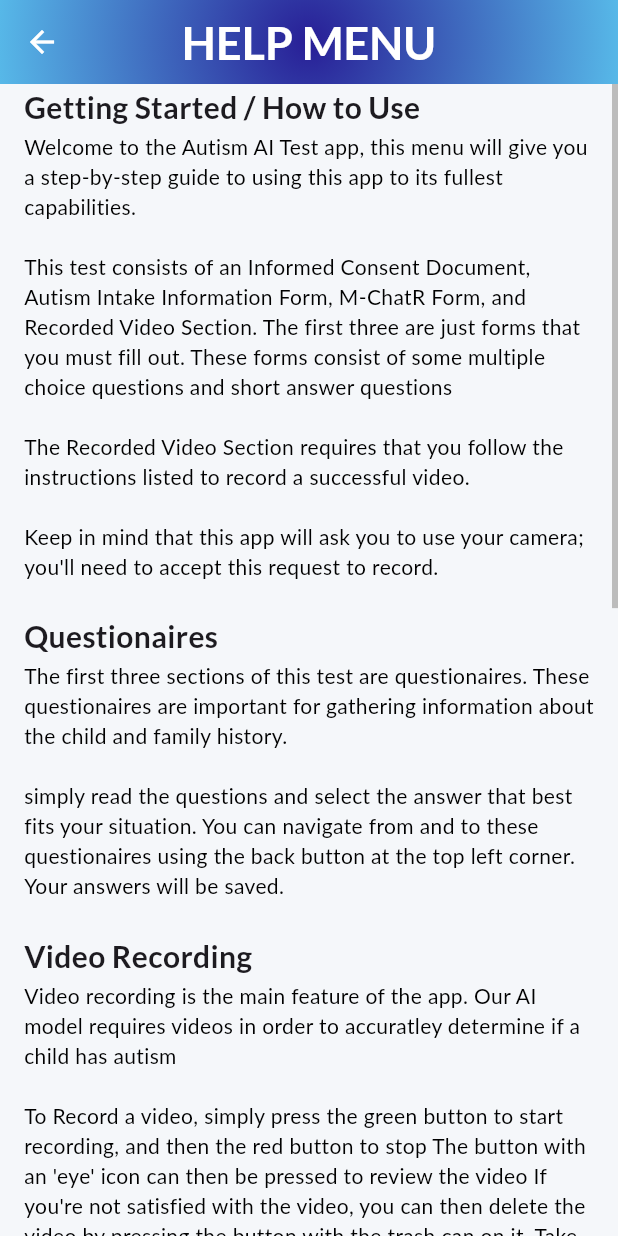
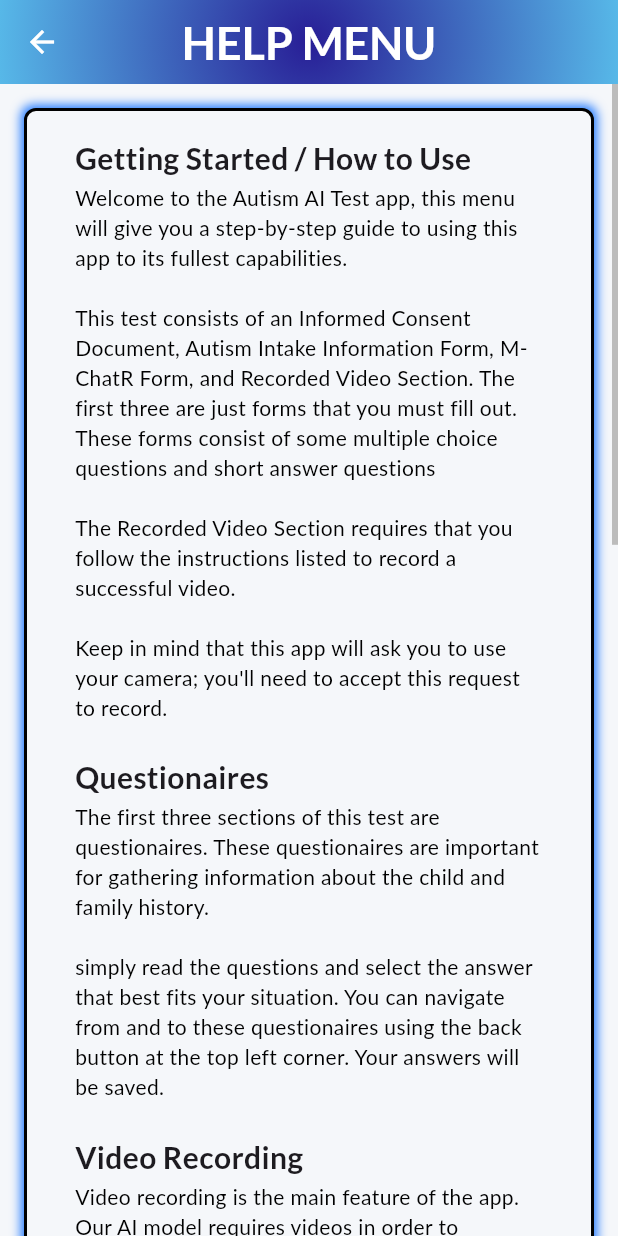
Before and after one commit to kevin200555/autism_ai_test, a Flutter app: the screen it shows after launch, after a tap on the "help outline" icon, on a phone screen of 412 x 824 dp. Run offline on Flutter 3.47's test engine with Material 3 defaults, Android fonts, the phone set to English and light mode, and no system bars; drawn by our look-alikes of auto_size_text; our stand-ins replace camera, connectivity_plus, firebase_core, firebase_storage, google_fonts, hive and 2 more; missing offline and left inert: pdfx; accounts and stored records are empty.

Commit message:
Added more stylin

```diff
--- a/lib/screens/other/help_screen.dart
+++ b/lib/screens/other/help_screen.dart
@@ -29,6 +29,22 @@ class HelpScreen extends StatelessWidget {
       body: Scrollbar(
         thumbVisibility: true,
         child: SingleChildScrollView(
+          padding: const EdgeInsets.only(left: 16, right: 16, top: 16, bottom: 40),
+          child: Container(
+            padding: const EdgeInsets.all(16.0),
+            decoration: BoxDecoration(
+              color: ColorTheme.background,
+              border: Border.all(color: ColorTheme.textColor, width: 2),
+              borderRadius: BorderRadius.circular(8),
+              boxShadow: [
+                BoxShadow(
+                  color: ColorTheme.accentShadow,
+                  spreadRadius: 2,
+                  blurRadius: 5,
+                  offset: const Offset(0, 0),
+                ),
+              ],
+            ),
             child: Column(
               children: [
                 // Getting started section
@@ -100,13 +116,14 @@ class HelpScreen extends StatelessWidget {
                 BodyText(
                   'For questions about the app, contact Kevin Li:\n'
                   'kevinli200555@gmail.com\n\n'
-                'For more information about this project and the AI model, contact Dr Shuo Wang: 314-362-7338\n\n\n',
+                  'For more information about this project and the AI model, contact Dr Shuo Wang: 314-362-7338',
                   color: ColorTheme.textColor,
                 ),
               ],
             ),
           ),
         ),
+      ),
     );
   }
 } // EOF help_screen.dart
--- a/lib/widgets/home_screen_widgets.dart/form_tile.dart
+++ b/lib/widgets/home_screen_widgets.dart/form_tile.dart
@@ -49,9 +49,7 @@ class _FormTileState extends State<FormTile> {
                 textStyle: TextStyle(fontSize: 16, fontWeight: FontWeight.w700),
               ),
             ),
-            collapsedTextColor: (widget.isCompleted)
-                ? ColorTheme.background
-                : ColorTheme.background,
+            collapsedTextColor: ColorTheme.background,
             textColor: (widget.isCompleted)
                 ? ColorTheme.background
                 : ColorTheme.textColor,
@@ -61,7 +59,7 @@ class _FormTileState extends State<FormTile> {
             backgroundColor: (widget.isCompleted)
                 ? ColorTheme.green
                 : ColorTheme.background,
-            collapsedIconColor: ColorTheme.textColor,
+            collapsedIconColor: ColorTheme.background,
             iconColor: (widget.isCompleted)
                 ? ColorTheme.background
                 : ColorTheme.textColor,
```
Also changed, not shown: lib/screens/other/final_screen.dart (+30 -22 lines), lib/screens/video_section/disconnect_screen.dart (+6 -4 lines). Lines whose indentation alone changed are shown as unchanged.
